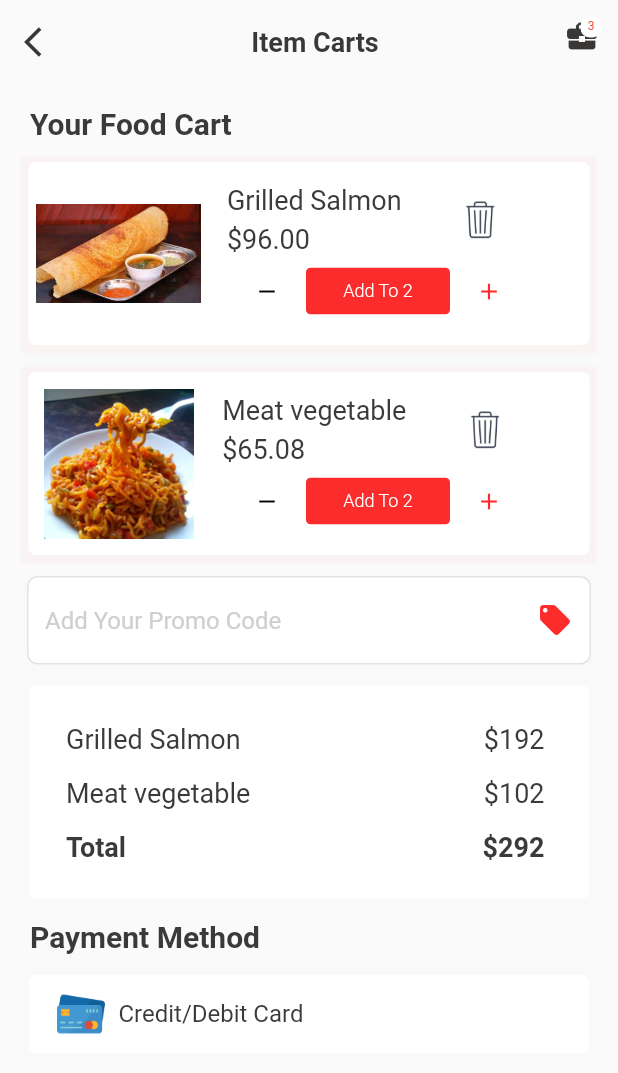
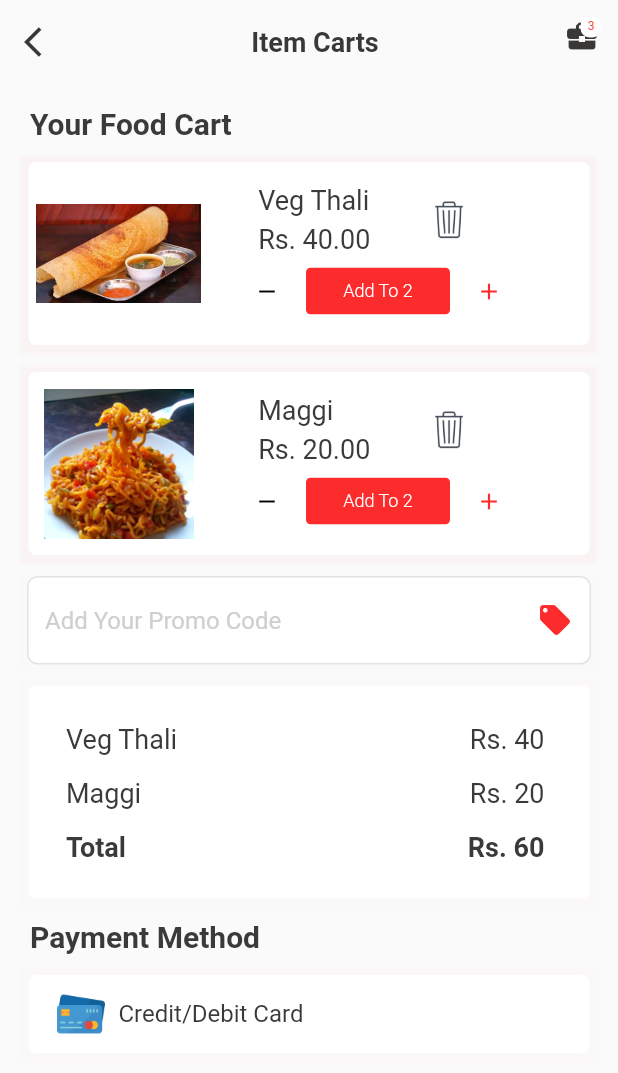
Before and after one commit to abhijeetmanhas/meghKitchen, a Flutter app: the FoodDetailsPage screen opened directly, after a tap on "Add To Bag", on a phone screen of 412 x 824 dp. Shown: the top 1073 px of the screen. Run offline on Flutter 3.47's test engine with Material 2 defaults, Android fonts, the light colour scheme and no system bars; our stand-ins replace carousel_pro, font_awesome_flutter.

Commit message:
added Rs rupees

```diff
--- a/lib/pages/FoodDetailsPage.dart
+++ b/lib/pages/FoodDetailsPage.dart
@@ -66,7 +66,7 @@ class _FoodDetailsPageState extends State<FoodDetailsPage> {
 
               FoodTitleWidget(
                   productName: "Grilled Salmon",
-                  productPrice: "\$96.00",
+                  productPrice: "Rs. 96.00",
                   productHost: "pizza hut"),
               SizedBox(
                 height: 15,
--- a/lib/pages/FoodOrderPage.dart
+++ b/lib/pages/FoodOrderPage.dart
@@ -58,16 +58,16 @@ class _FoodOrderPageState extends State<FoodOrderPage> {
                   height: 10,
                 ),
                 CartItem(
-                    productName: "Grilled Salmon",
-                    productPrice: "\$96.00",
+                    productName: "Veg Thali",
+                    productPrice: "Rs. 40.00",
                     productImage: "ic_popular_food_1",
                     productCartQuantity: "2"),
                 SizedBox(
                   height: 10,
                 ),
                 CartItem(
-                    productName: "Meat vegetable",
-                    productPrice: "\$65.08",
+                    productName: "Maggi",
+                    productPrice: "Rs. 20.00",
                     productImage: "ic_popular_food_4",
                     productCartQuantity: "5"),
                 SizedBox(
@@ -190,7 +190,7 @@ class TotalCalculationWidget extends StatelessWidget {
                 mainAxisAlignment: MainAxisAlignment.spaceBetween,
                 children: <Widget>[
                   Text(
-                    "Grilled Salmon",
+                    "Veg Thali",
                     style: TextStyle(
                         fontSize: 18,
                         color: Color(0xFF3a3a3b),
@@ -198,7 +198,7 @@ class TotalCalculationWidget extends StatelessWidget {
                     textAlign: TextAlign.left,
                   ),
                   Text(
-                    "\$192",
+                    "Rs. 40",
                     style: TextStyle(
                         fontSize: 18,
                         color: Color(0xFF3a3a3b),
@@ -214,7 +214,7 @@ class TotalCalculationWidget extends StatelessWidget {
                 mainAxisAlignment: MainAxisAlignment.spaceBetween,
                 children: <Widget>[
                   Text(
-                    "Meat vegetable",
+                    "Maggi",
                     style: TextStyle(
                         fontSize: 18,
                         color: Color(0xFF3a3a3b),
@@ -222,7 +222,7 @@ class TotalCalculationWidget extends StatelessWidget {
                     textAlign: TextAlign.left,
                   ),
                   Text(
-                    "\$102",
+                    "Rs. 20",
                     style: TextStyle(
                         fontSize: 18,
                         color: Color(0xFF3a3a3b),
@@ -246,7 +246,7 @@ class TotalCalculationWidget extends StatelessWidget {
                     textAlign: TextAlign.left,
                   ),
                   Text(
-                    "\$292",
+                    "\Rs. 60",
                     style: TextStyle(
                         fontSize: 18,
                         color: Color(0xFF3a3a3b),
--- a/lib/widgets/PopularFoodsWidget.dart
+++ b/lib/widgets/PopularFoodsWidget.dart
@@ -214,7 +214,7 @@ class PopularFoodTiles extends StatelessWidget {
                           Container(
                             alignment: Alignment.bottomLeft,
                             padding: EdgeInsets.only(left: 5, top: 5, right: 5),
-                            child: Text('\$' + price,
+                            child: Text('Rs.' + price,
                                 style: TextStyle(
                                     color: Color(0xFF6e6e71),
                                     fontSize: 12,
@@ -280,28 +280,28 @@ class PopularFoodItems extends StatelessWidget {
             slug: ""),
         PopularFoodTiles(
             name: "Khas Thali",
-            imageUrl: "ic_popular_food_4",
+            imageUrl: "ic_popular_food_3",
             rating: "4.0",
             numberOfRating: "50",
             price: "60",
             slug: ""),
         PopularFoodTiles(
             name: "Maggi",
-            imageUrl: "ic_popular_food_5",
+            imageUrl: "ic_popular_food_4",
             rating: "4.00",
             numberOfRating: "100",
             price: "20",
             slug: ""),
         PopularFoodTiles(
             name: "Red meat,Salad",
-            imageUrl: "ic_popular_food_2",
+            imageUrl: "ic_popular_food_5",
             rating: "4.6",
             numberOfRating: "150",
             price: "12.00",
             slug: ""),
         PopularFoodTiles(
             name: "Alloo Parantha",
-            imageUrl: "ic_popular_food_5",
+            imageUrl: "ic_popular_food_6",
             rating: "4.00",
             numberOfRating: "100",
             price: "30",
```
